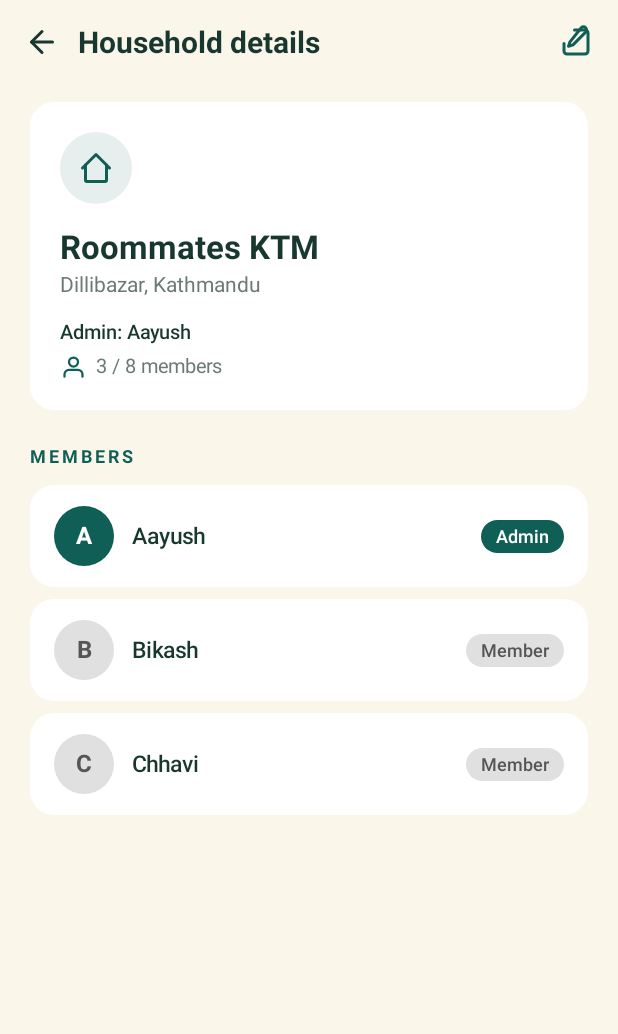
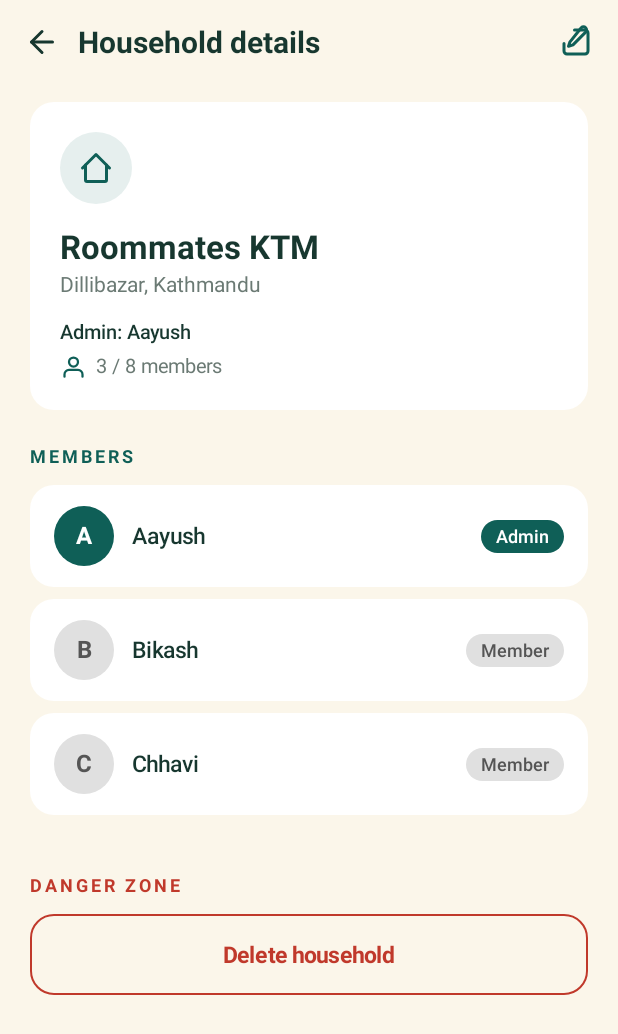
Before and after one commit to SamirShrestha777/SplitStay, an Android app built with Jetpack Compose: the @Preview function DetailsDataPreview, on a phone screen of 412 x 824 dp. Shown: the top 1034 px of the screen. Run offline under Robolectric (Android 15) with nearby library versions, the phone set to English and light mode, and no system bars.

Commit message:
Add delete household (admin only, with confirmation dialog)

```diff
--- a/app/src/main/java/com/softwarica/splitstay/view/household/HouseholdDetailsActivity.kt
+++ b/app/src/main/java/com/softwarica/splitstay/view/household/HouseholdDetailsActivity.kt
@@ -26,6 +26,9 @@ class HouseholdDetailsActivity : ComponentActivity() {
                     onBackClick = { finish() },
                     onEditClick = { id ->
                         AppNavigator.toEditHousehold(this, id)
+                    },
+                    onHouseholdDeleted = {
+                        AppNavigator.toHome(this)
                     }
                 )
             }
--- a/app/src/main/java/com/softwarica/splitstay/view/household/HouseholdDetailsScreen.kt
+++ b/app/src/main/java/com/softwarica/splitstay/view/household/HouseholdDetailsScreen.kt
@@ -23,9 +23,11 @@ import androidx.compose.material3.ButtonDefaults
 import androidx.compose.material3.CircularProgressIndicator
 import androidx.compose.material3.Icon
 import androidx.compose.material3.IconButton
+import androidx.compose.material3.OutlinedButton
 import androidx.compose.material3.Text
 import androidx.compose.runtime.Composable
 import androidx.compose.runtime.DisposableEffect
+import androidx.compose.runtime.LaunchedEffect
 import androidx.compose.runtime.collectAsState
 import androidx.compose.runtime.getValue
 import androidx.compose.runtime.mutableStateOf
@@ -54,13 +56,21 @@ import com.softwarica.splitstay.viewmodel.household.HouseholdDetailsViewModel
 fun HouseholdDetailsRoute(
     householdId: String,
     onBackClick: () -> Unit = {},
-    onEditClick: (String) -> Unit = {}
+    onEditClick: (String) -> Unit = {},
+    onHouseholdDeleted: () -> Unit = {}
 ) {
     val viewModel: HouseholdDetailsViewModel = viewModel(
         factory = HouseholdDetailsViewModel.Factory(householdId)
     )
 
     val uiState by viewModel.uiState.collectAsState()
+
+    // Navigate to home when household is successfully deleted
+    LaunchedEffect(uiState.isDeleted) {
+        if (uiState.isDeleted) {
+            onHouseholdDeleted()
+        }
+    }
 
     // Refresh every time the screen comes back into view (skip initial resume since ViewModel.init loads)
     val lifecycleOwner = LocalLifecycleOwner.current
@@ -85,7 +95,11 @@ fun HouseholdDetailsRoute(
         uiState = uiState,
         onBackClick = onBackClick,
         onEditClick = { onEditClick(householdId) },
-        onRetryClick = { viewModel.refresh() }
+        onRetryClick = { viewModel.refresh() },
+        onDeleteClick = viewModel::onDeleteClick,
+        onConfirmTextChange = viewModel::onConfirmTextChange,
+        onConfirmDelete = viewModel::onConfirmDelete,
+        onDismissDeleteDialog = viewModel::onDismissDialog
     )
 }
 
@@ -96,8 +110,25 @@ fun HouseholdDetailsScreen(
     uiState: HouseholdDetailsUiState,
     onBackClick: () -> Unit = {},
     onEditClick: () -> Unit = {},
-    onRetryClick: () -> Unit = {}
+    onRetryClick: () -> Unit = {},
+    onDeleteClick: () -> Unit = {},
+    onConfirmTextChange: (String) -> Unit = {},
+    onConfirmDelete: () -> Unit = {},
+    onDismissDeleteDialog: () -> Unit = {}
 ) {
+    // ── Delete confirmation dialog ───────────────────────────────────────────
+    if (uiState.showDeleteDialog && uiState.household != null) {
+        DeleteHouseholdDialog(
+            householdName = uiState.household.name,
+            confirmText = uiState.confirmText,
+            isDeleting = uiState.isDeleting,
+            deleteError = uiState.deleteError,
+            onConfirmTextChange = onConfirmTextChange,
+            onConfirmDelete = onConfirmDelete,
+            onDismiss = onDismissDeleteDialog
+        )
+    }
+
     Column(
         modifier = Modifier
             .fillMaxSize()
@@ -207,7 +238,8 @@ fun HouseholdDetailsScreen(
             else -> {
                 HouseholdDetailsContent(
                     household = uiState.household,
-                    isAdmin = uiState.isAdmin
+                    isAdmin = uiState.isAdmin,
+                    onDeleteClick = onDeleteClick
                 )
             }
         }
@@ -219,7 +251,8 @@ fun HouseholdDetailsScreen(
 @Composable
 private fun HouseholdDetailsContent(
     household: HouseholdDetails,
-    isAdmin: Boolean
+    isAdmin: Boolean,
+    onDeleteClick: () -> Unit = {}
 ) {
     Column(
         modifier = Modifier
@@ -339,6 +372,37 @@ private fun HouseholdDetailsContent(
         }
 
         Spacer(modifier = Modifier.height(32.dp))
+
+        // ── Danger zone (admin only) ─────────────────────────────────────────
+        if (isAdmin) {
+            Text(
+                text = "DANGER ZONE",
+                color = ErrorRed,
+                fontSize = 12.sp,
+                fontWeight = FontWeight.Bold,
+                letterSpacing = 2.sp
+            )
+
+            Spacer(modifier = Modifier.height(12.dp))
+
+            OutlinedButton(
+                onClick = onDeleteClick,
+                modifier = Modifier
+                    .fillMaxWidth()
+                    .height(54.dp),
+                shape = RoundedCornerShape(16.dp),
+                border = androidx.compose.foundation.BorderStroke(1.dp, ErrorRed)
+            ) {
+                Text(
+                    text = "Delete household",
+                    fontSize = 15.sp,
+                    fontWeight = FontWeight.Bold,
+                    color = ErrorRed
+                )
+            }
+
+            Spacer(modifier = Modifier.height(32.dp))
+        }
     }
 }
 
--- a/app/src/main/java/com/softwarica/splitstay/viewmodel/household/HouseholdDetailsUiState.kt
+++ b/app/src/main/java/com/softwarica/splitstay/viewmodel/household/HouseholdDetailsUiState.kt
@@ -9,5 +9,12 @@ data class HouseholdDetailsUiState(
     val isLoading: Boolean = true,
     val errorMessage: String? = null,
     val household: HouseholdDetails? = null,
-    val isAdmin: Boolean = false
+    val isAdmin: Boolean = false,
+
+    // ── Delete household state ──────────────────────────────────────────────
+    val showDeleteDialog: Boolean = false,
+    val confirmText: String = "",
+    val isDeleting: Boolean = false,
+    val deleteError: String? = null,
+    val isDeleted: Boolean = false
 )
```
Also changed, not shown: app/src/main/java/com/softwarica/splitstay/repository/HouseholdDetailsRepository.kt (+44 -0 lines), app/src/main/java/com/softwarica/splitstay/view/household/DeleteHouseholdDialog.kt (added, +150 -0 lines), app/src/main/java/com/softwarica/splitstay/view/household/HouseholdDetailsPreview.kt (+79 -0 lines), app/src/main/java/com/softwarica/splitstay/viewmodel/household/HouseholdDetailsViewModel.kt (+62 -0 lines).
